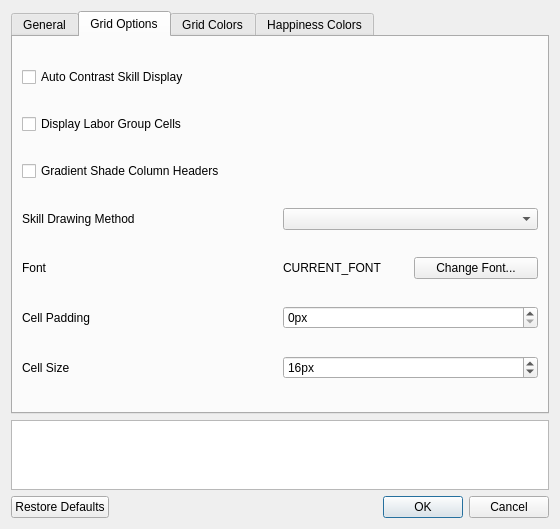
First picture: the form in ui/optionsmenu.ui, repository Dwarf-Therapist/Dwarf-Therapist, before the edit.
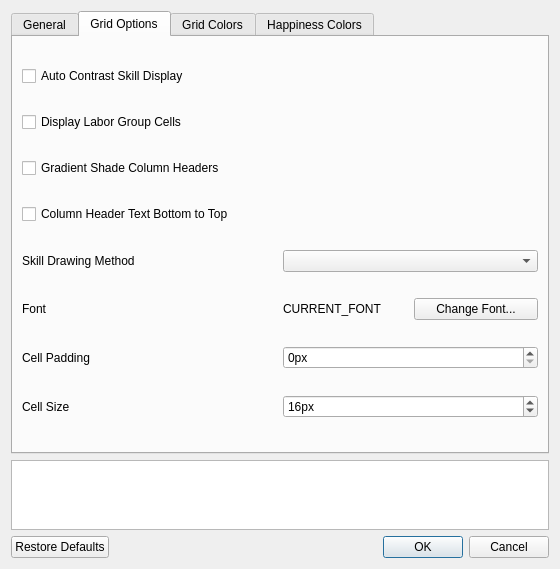
Second picture: the form after the edit. The open tabs and pages were chosen to show the change. Icons and pictures are not drawn.

Commit message: - added mental attribute offsets (willpower, musicality, etc..) - added new default view/tab for attributes - added option to draw the column headers from top to bottom - fixed a bug when applying filters while hiding children/babies was also on

Diff of the .ui file:
```diff
--- a/ui/optionsmenu.ui
+++ b/ui/optionsmenu.ui
@@ -10,7 +10,7 @@
     <x>0</x>
     <y>0</y>
     <width>560</width>
-    <height>529</height>
+    <height>569</height>
    </rect>
   </property>
   <property name="windowTitle">
@@ -215,9 +215,15 @@
       <attribute name="title">
        <string>Grid Options</string>
       </attribute>
-      <layout class="QVBoxLayout" name="verticalLayout_2" stretch="0,0,0,0,0,0,0">
+      <layout class="QVBoxLayout" name="verticalLayout_2" stretch="0,0,0,0,0,0,0,0">
        <item>
         <widget class="QCheckBox" name="cb_auto_contrast">
+         <property name="sizePolicy">
+          <sizepolicy hsizetype="Minimum" vsizetype="Fixed">
+           <horstretch>0</horstretch>
+           <verstretch>0</verstretch>
+          </sizepolicy>
+         </property>
          <property name="toolTip">
           <string/>
          </property>
@@ -264,6 +270,28 @@
          </property>
         </widget>
        </item>
+       <item>
+        <widget class="QCheckBox" name="cb_header_text_direction">
+         <property name="sizePolicy">
+          <sizepolicy hsizetype="Minimum" vsizetype="Fixed">
+           <horstretch>0</horstretch>
+           <verstretch>0</verstretch>
+          </sizepolicy>
+         </property>
+         <property name="toolTip">
+          <string/>
+         </property>
+         <property name="statusTip">
+          <string>When checked, header text is written from bottom to top.</string>
+         </property>
+         <property name="whatsThis">
+          <string>When checked, header text is written from bottom to top.</string>
+         </property>
+         <property name="text">
+          <string>Column Header Text Bottom to Top</string>
+         </property>
+        </widget>
+       </item>
        <item>
         <layout class="QHBoxLayout" name="horizontalLayout_7">
          <item>
```
Left out of the diff: 2 changed lines with no effect on the pictures. The commit also changes 15 other files.
